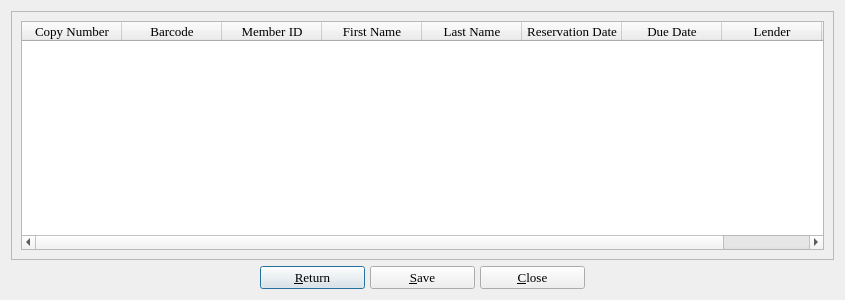
Qt form borrowers.ui (textbrowser/biblioteq) before a commit.
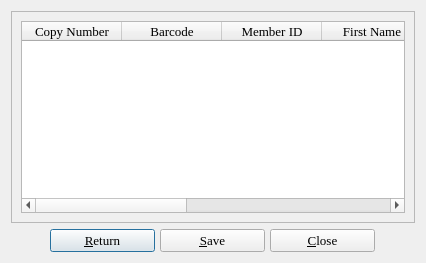
The same form after that commit. Icons and pictures are not drawn.

```diff
--- a/borrowers.ui
+++ b/borrowers.ui
@@ -2,14 +2,6 @@
 <ui version="4.0">
  <class>checkedOutDialog</class>
  <widget class="QDialog" name="checkedOutDialog">
-  <property name="geometry">
-   <rect>
-    <x>0</x>
-    <y>0</y>
-    <width>845</width>
-    <height>300</height>
-   </rect>
-  </property>
   <property name="maximumSize">
    <size>
     <width>16777215</width>
```
